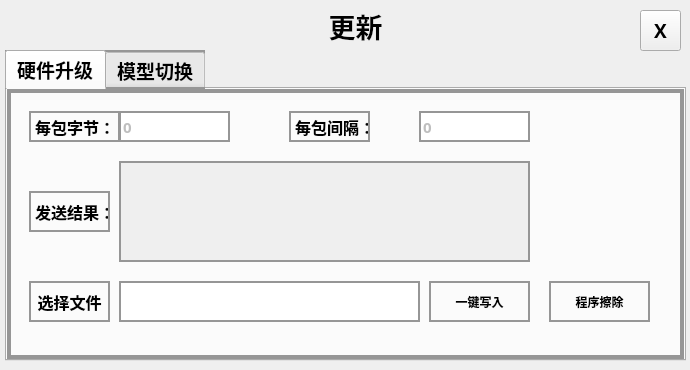
Old version of the form librecad/src/OCRdemo/SenderBinUdp.ui in the repository Hcj1108/Librecad_AFP5000.
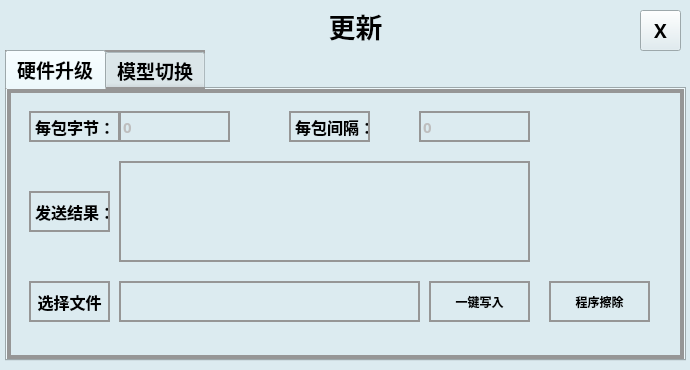
New version of the form. Icons and pictures are not drawn.

Patch:
```diff
--- a/librecad/src/OCRdemo/SenderBinUdp.ui
+++ b/librecad/src/OCRdemo/SenderBinUdp.ui
@@ -13,7 +13,10 @@
   <property name="windowTitle">
    <string>SenderBinUdp</string>
   </property>
+  
   <property name="styleSheet">
+   <string notr="true">background-color:rgb(220, 235, 240);</string>
+  </property><property name="styleSheet">
    <string notr="true"/>
   </property>
   <widget class="QWidget" name="centralWidget">
@@ -28,7 +31,7 @@
     </property>
     <property name="font">
      <font>
-      <family>微软雅黑</family>
+      <family>Microsoft YaHei</family>
       <pointsize>20</pointsize>
       <bold>true</bold>
      </font>
@@ -51,7 +54,7 @@
     </property>
     <property name="font">
      <font>
-      <family>微软雅黑</family>
+      <family>Microsoft YaHei</family>
       <pointsize>14</pointsize>
       <bold>true</bold>
      </font>
@@ -78,7 +81,7 @@
     </property>
     <property name="font">
      <font>
-      <family>微软雅黑</family>
+      <family>Microsoft YaHei</family>
       <pointsize>14</pointsize>
       <bold>true</bold>
      </font>
@@ -110,7 +113,7 @@
       </property>
       <property name="font">
        <font>
-        <family>微软雅黑</family>
+        <family>Microsoft YaHei</family>
         <pointsize>12</pointsize>
         <bold>true</bold>
        </font>
@@ -130,7 +133,7 @@
       </property>
       <property name="font">
        <font>
-        <family>微软雅黑</family>
+        <family>Microsoft YaHei</family>
         <pointsize>12</pointsize>
         <bold>true</bold>
        </font>
@@ -153,7 +156,7 @@
       </property>
       <property name="font">
        <font>
-        <family>微软雅黑</family>
+        <family>Microsoft YaHei</family>
         <pointsize>11</pointsize>
         <bold>true</bold>
        </font>
@@ -182,7 +185,7 @@
       </property>
       <property name="font">
        <font>
-        <family>微软雅黑</family>
+        <family>Microsoft YaHei</family>
         <pointsize>11</pointsize>
         <bold>true</bold>
        </font>
@@ -211,7 +214,7 @@
       </property>
       <property name="font">
        <font>
-        <family>微软雅黑</family>
+        <family>Microsoft YaHei</family>
         <pointsize>11</pointsize>
         <bold>true</bold>
        </font>
@@ -228,7 +231,7 @@
       </property>
       <property name="font">
        <font>
-        <family>微软雅黑</family>
+        <family>Microsoft YaHei</family>
         <pointsize>12</pointsize>
         <bold>true</bold>
        </font>
@@ -251,7 +254,7 @@
       </property>
       <property name="font">
        <font>
-        <family>微软雅黑</family>
+        <family>Microsoft YaHei</family>
         <pointsize>11</pointsize>
         <bold>true</bold>
        </font>
@@ -274,7 +277,7 @@
       </property>
       <property name="font">
        <font>
-        <family>微软雅黑</family>
+        <family>Microsoft YaHei</family>
         <pointsize>9</pointsize>
         <bold>true</bold>
        </font>
@@ -307,7 +310,7 @@
       </property>
       <property name="font">
        <font>
-        <family>微软雅黑</family>
+        <family>Microsoft YaHei</family>
         <pointsize>12</pointsize>
         <bold>true</bold>
        </font>
@@ -327,7 +330,7 @@
       </property>
       <property name="font">
        <font>
-        <family>微软雅黑</family>
+        <family>Microsoft YaHei</family>
         <pointsize>9</pointsize>
         <bold>true</bold>
        </font>
@@ -365,7 +368,7 @@
       </property>
       <property name="font">
        <font>
-        <family>微软雅黑</family>
+        <family>Microsoft YaHei</family>
         <pointsize>12</pointsize>
         <bold>true</bold>
        </font>
@@ -390,7 +393,7 @@
        </property>
        <property name="font">
         <font>
-         <family>微软雅黑</family>
+         <family>Microsoft YaHei</family>
          <pointsize>9</pointsize>
          <bold>false</bold>
         </font>
@@ -410,7 +413,7 @@
        </property>
        <property name="font">
         <font>
-         <family>微软雅黑</family>
+         <family>Microsoft YaHei</family>
          <pointsize>12</pointsize>
          <bold>true</bold>
         </font>
@@ -454,7 +457,7 @@
       </property>
       <property name="font">
        <font>
-        <family>微软雅黑</family>
+        <family>Microsoft YaHei</family>
         <pointsize>12</pointsize>
         <bold>true</bold>
        </font>
@@ -479,7 +482,7 @@
        </property>
        <property name="font">
         <font>
-         <family>微软雅黑</family>
+         <family>Microsoft YaHei</family>
          <pointsize>12</pointsize>
          <bold>true</bold>
         </font>
```
